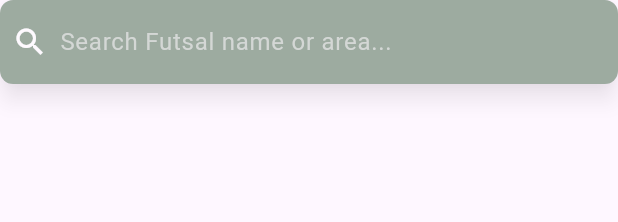
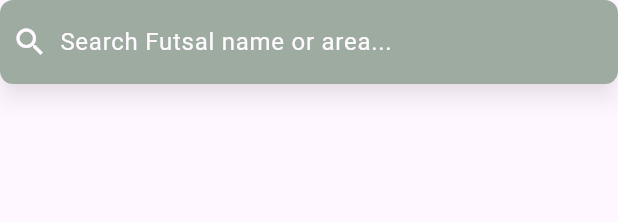
Before and after one commit to m0dern6/Futsal, a Flutter app: the SearchBox widget shown alone on an empty page, opened directly, on a phone screen of 412 x 824 dp. Shown: the top 222 px of the screen. Run offline on Flutter 3.47's test engine with Material 3 defaults, Android fonts, the light colour scheme and no system bars; our stand-ins replace bloc, dio, equatable, flutter_bloc, go_router, shared_preferences and 1 more; missing offline and left inert: in_app_update; accounts and stored records are empty; network calls fail.

Commit message:
change in UI in search bar

```diff
--- a/futsal_app/lib/features/home/presentation/widgets/search_box.dart
+++ b/futsal_app/lib/features/home/presentation/widgets/search_box.dart
@@ -1,23 +1,94 @@
 import 'package:flutter/material.dart';
 import 'package:futsalpay/core/config/dimension.dart';
 
-class SearchBox extends StatelessWidget {
+class SearchBox extends StatefulWidget {
   const SearchBox({super.key});
+
+  @override
+  State<SearchBox> createState() => _SearchBoxState();
+}
+
+class _SearchBoxState extends State<SearchBox> {
+  String selectedCategory = 'Category';
+
+  final List<String> categories = ['Trending', 'Top Review', 'Nearby'];
 
   @override
   Widget build(BuildContext context) {
     Dimension.init(context);
-    return SearchBar(
+    return Row(
+      children: [
+        Expanded(
+          child: SearchBar(
             enabled: false,
             backgroundColor: WidgetStateProperty.all(Color(0xff013109)),
             leading: Icon(Icons.search, color: Colors.white),
             hintText: 'Search Futsal name or area...',
-      hintStyle: WidgetStateProperty.all(TextStyle(color: Color(0xff91A693))),
+            hintStyle: WidgetStateProperty.all(TextStyle(color: Colors.white)),
             shape: WidgetStateProperty.all(
               RoundedRectangleBorder(
                 borderRadius: BorderRadius.circular(Dimension.width(8)),
               ),
             ),
+          ),
+        ),
+        // SizedBox(width: Dimension.width(10)),
+        // Container(
+        //   height: Dimension.height(45),
+        //   decoration: BoxDecoration(
+        //     color: Color(0xff013109),
+        //     borderRadius: BorderRadius.circular(Dimension.width(8)),
+        //   ),
+        //   child: DropdownButtonHideUnderline(
+        //     child: DropdownButton<String>(
+        //       value: selectedCategory == 'Category' ? null : selectedCategory,
+        //       hint: Padding(
+        //         padding: EdgeInsets.symmetric(
+        //           horizontal: Dimension.width(12),
+        //           vertical: Dimension.height(8),
+        //         ),
+        //         child: Text(
+        //           selectedCategory,
+        //           style: TextStyle(
+        //             color: selectedCategory == 'Category'
+        //                 ? Color(0xff91A693)
+        //                 : Colors.white,
+        //             fontSize: Dimension.font(14),
+        //           ),
+        //         ),
+        //       ),
+        //       icon: Padding(
+        //         padding: EdgeInsets.only(right: Dimension.width(12)),
+        //         child: Icon(Icons.keyboard_arrow_down, color: Colors.white),
+        //       ),
+        //       dropdownColor: Color(0xff013109),
+        //       borderRadius: BorderRadius.circular(Dimension.width(8)),
+        //       items: categories.map((String category) {
+        //         return DropdownMenuItem<String>(
+        //           value: category,
+        //           child: Padding(
+        //             padding: EdgeInsets.symmetric(
+        //               horizontal: Dimension.width(12),
+        //             ),
+        //             child: Text(
+        //               category,
+        //               style: TextStyle(
+        //                 color: Colors.white,
+        //                 fontSize: Dimension.font(14),
+        //               ),
+        //             ),
+        //           ),
+        //         );
+        //       }).toList(),
+        //       onChanged: (String? newValue) {
+        //         setState(() {
+        //           selectedCategory = newValue ?? 'Category';
+        //         });
+        //       },
+        //     ),
+        //   ),
+        // ),
+      ],
     );
   }
 }
```
Lines whose indentation alone changed are shown as unchanged.
